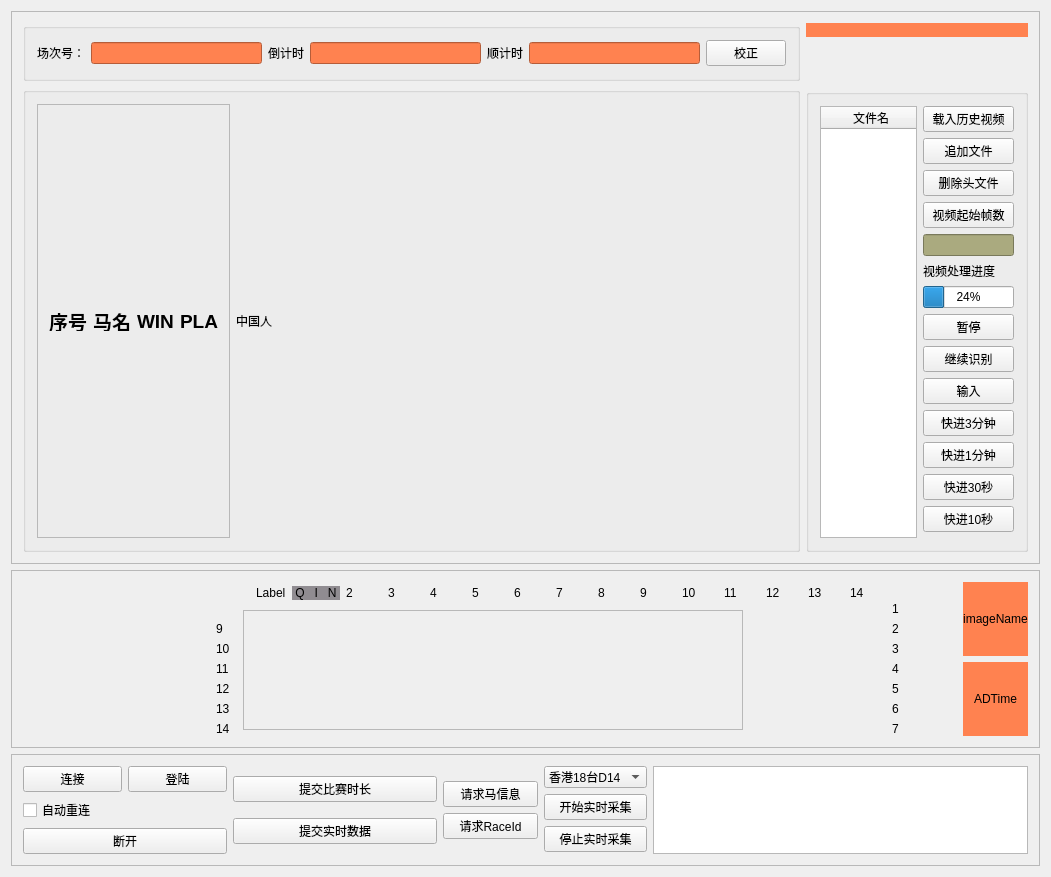
ThePowerOfSwift/OCR_LIVE_HISTORY, file OCRProject/Ui/OcrControl.ui: the form before one commit.
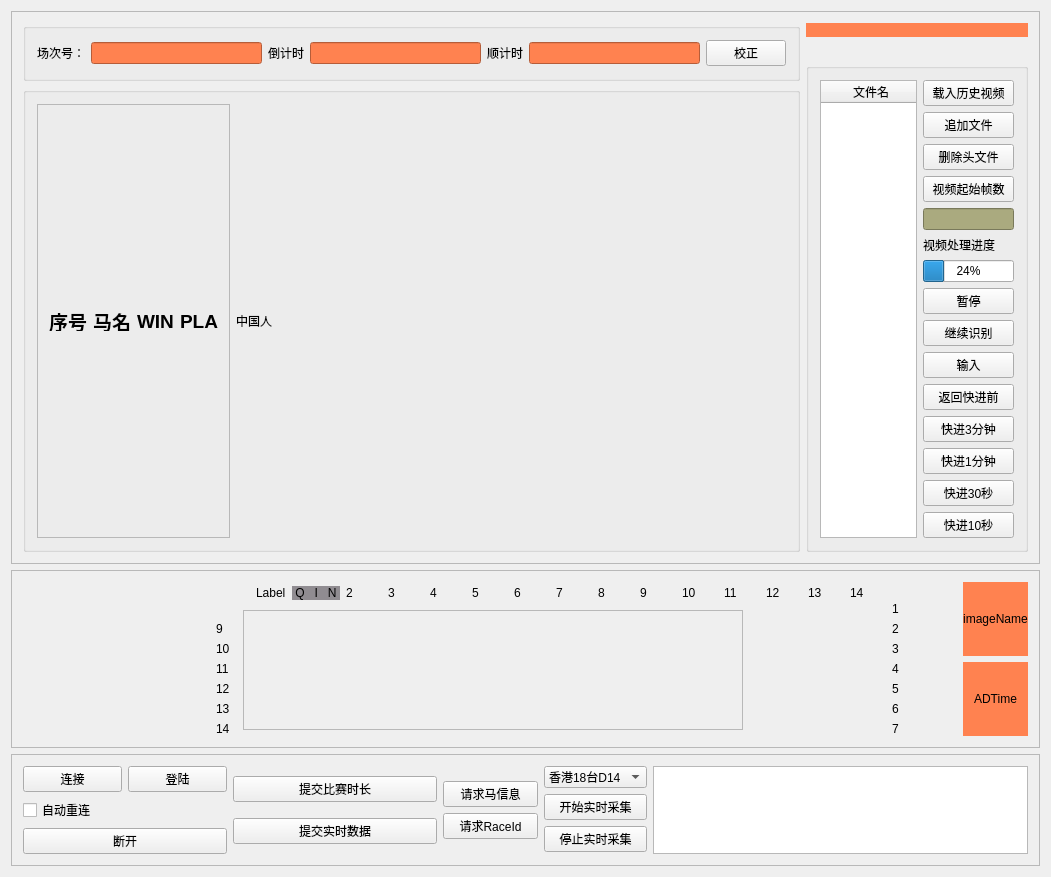
The form after the commit.

The edit to the form file:
```diff
--- a/OCRProject/Ui/OcrControl.ui
+++ b/OCRProject/Ui/OcrControl.ui
@@ -274,7 +274,7 @@
                       </widget>
                      </item>
                      <item>
-                      <layout class="QVBoxLayout" name="verticalLayout_23" stretch="20,1,0,0,0,0,0,0,0,20">
+                      <layout class="QVBoxLayout" name="verticalLayout_23" stretch="20,1,0,0,0,0,0,0,0,0,20">
                        <item>
                         <layout class="QVBoxLayout" name="verticalLayout_3">
                          <item>
@@ -353,6 +353,13 @@
                          </property>
                         </widget>
                        </item>
+                       <item>
+                        <widget class="QPushButton" name="pullBackBtn">
+                         <property name="text">
+                          <string>返回快进前</string>
+                         </property>
+                        </widget>
+                       </item>
                        <item>
                         <widget class="QPushButton" name="advance3MinBtn">
                          <property name="text">
```
